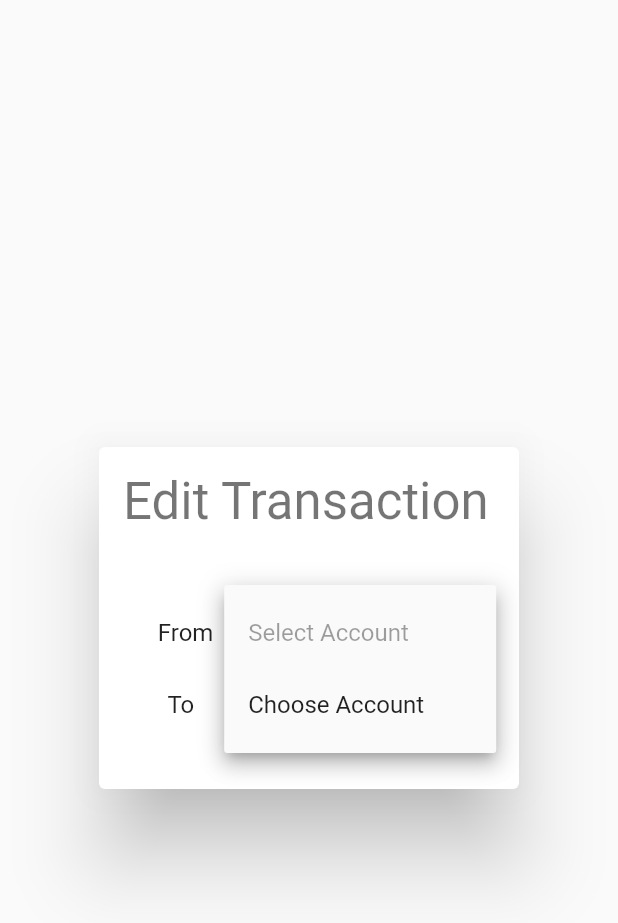
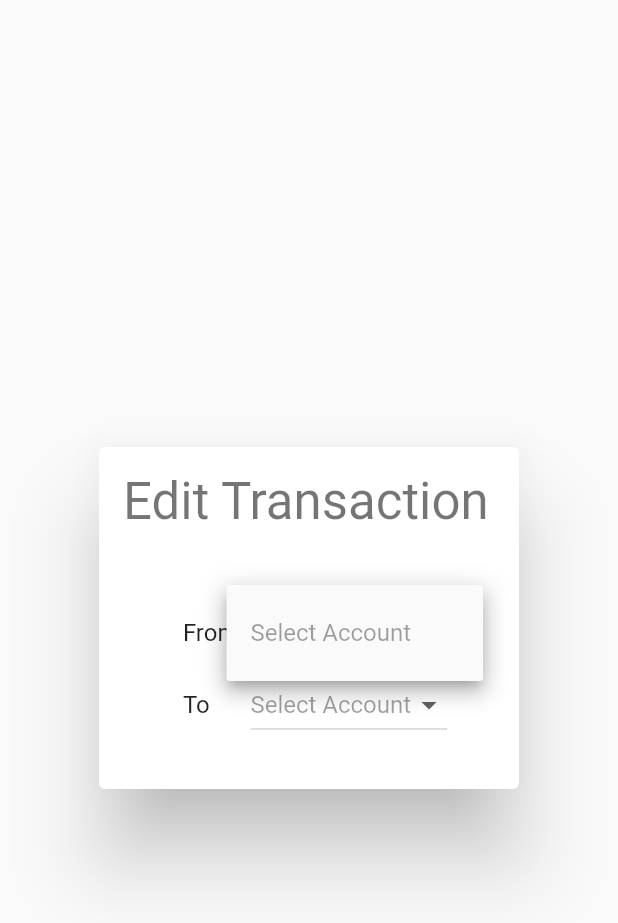
Before and after one commit to samarth-ramesh/accounts-app-old, a Flutter app: the EditTransaction widget shown alone on an empty page, opened directly with empty values, after a tap on "Select Account", on a phone screen of 412 x 824 dp. Shown: the top 923 px of the screen. Run offline on Flutter 3.47's test engine with Material 2 defaults, Android fonts, the phone set to English and light mode, and no system bars; network calls fail.

Commit message:
WIP: style in the drop down menus

```diff
--- a/lib/transactions/edit_transaction_modal.dart
+++ b/lib/transactions/edit_transaction_modal.dart
@@ -15,7 +15,7 @@ class EditTransaction extends StatefulWidget {
 }
 
 class _EditTransactionState extends State<EditTransaction> {
-  Map<int, String> accountList = {-1: "Choose Account"};
+  Map<int, String> accountList = {};
   int acc1 = -1;
   int acc2 = -1;
 
@@ -65,32 +65,51 @@ class _EditTransactionState extends State<EditTransaction> {
           padding: const EdgeInsets.all(16),
           child: Column(
             children: [
-                Column(
+              // Column(
+              //   children: [
+              //     Row(
+              //       mainAxisAlignment: MainAxisAlignment.spaceEvenly,
+              //       children: [
+              //
+              //       ],
+              //     ),
+              //     Row(
+              //       mainAxisAlignment: MainAxisAlignment.spaceEvenly,
+
+              //     ),
+              //   ],
+              // ),
+              Table(
+                defaultColumnWidth: const IntrinsicColumnWidth(),
+                defaultVerticalAlignment: TableCellVerticalAlignment.middle,
+
                 children: [
-                    Row(
-                      mainAxisAlignment: MainAxisAlignment.spaceEvenly,
-                      children: [
-                        const Text("From"),
+                  TableRow(children: [
+                    const Padding(
+                      padding: EdgeInsets.all(8.0),
+                      child: Text("From"),
+                    ),
                     ChooseAccount(
                       current: curAcc1,
                       accounts: accountList,
                       callback: (int x) {
-                            setState((){
+                        setState(() {
                           acc1 = x;
                         });
                       },
                     ),
-                      ],
+                  ]),
+                  TableRow(
+                    children: [
+                      const Padding(
+                        padding: EdgeInsets.all(8.0),
+                        child: Text("To"),
                       ),
-                    Row(
-                      mainAxisAlignment: MainAxisAlignment.spaceEvenly,
-                      children: [
-                        const Text("To"),
                       ChooseAccount(
                         current: curAcc2,
                         accounts: accountList,
                         callback: (int x) {
-                            setState((){
+                          setState(() {
                             acc2 = x;
                           });
                         },
@@ -98,7 +117,7 @@ class _EditTransactionState extends State<EditTransaction> {
                     ],
                   ),
                 ],
-                ),
+              )
             ],
           ),
         )
```
Lines whose indentation alone changed are shown as unchanged.
